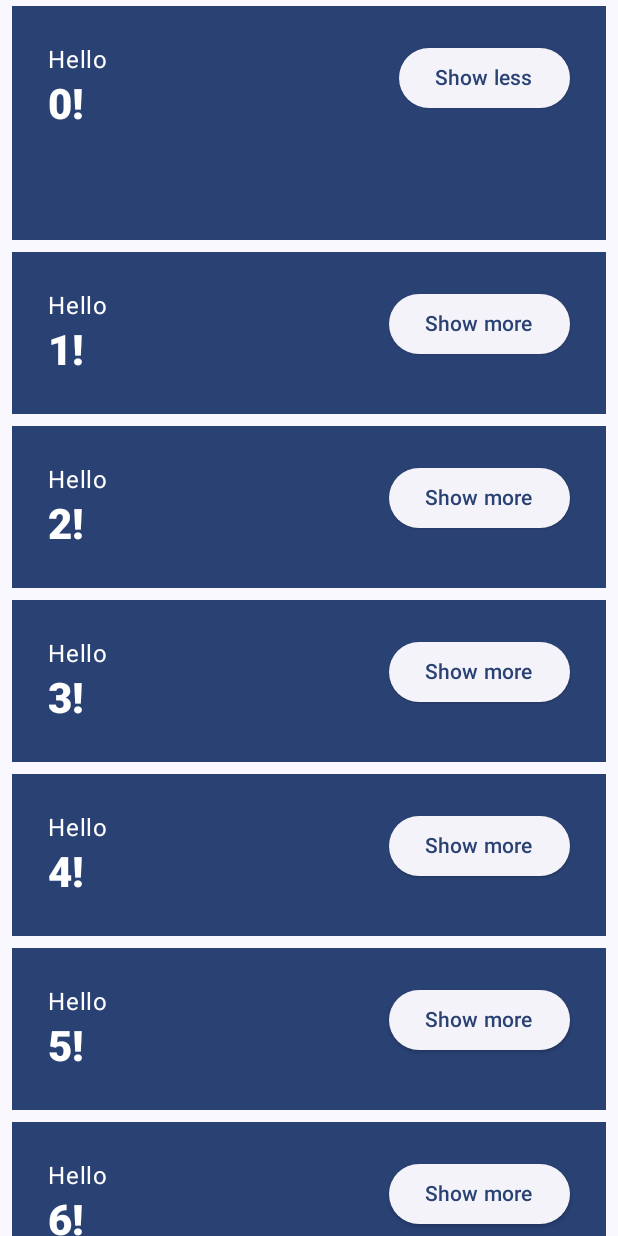
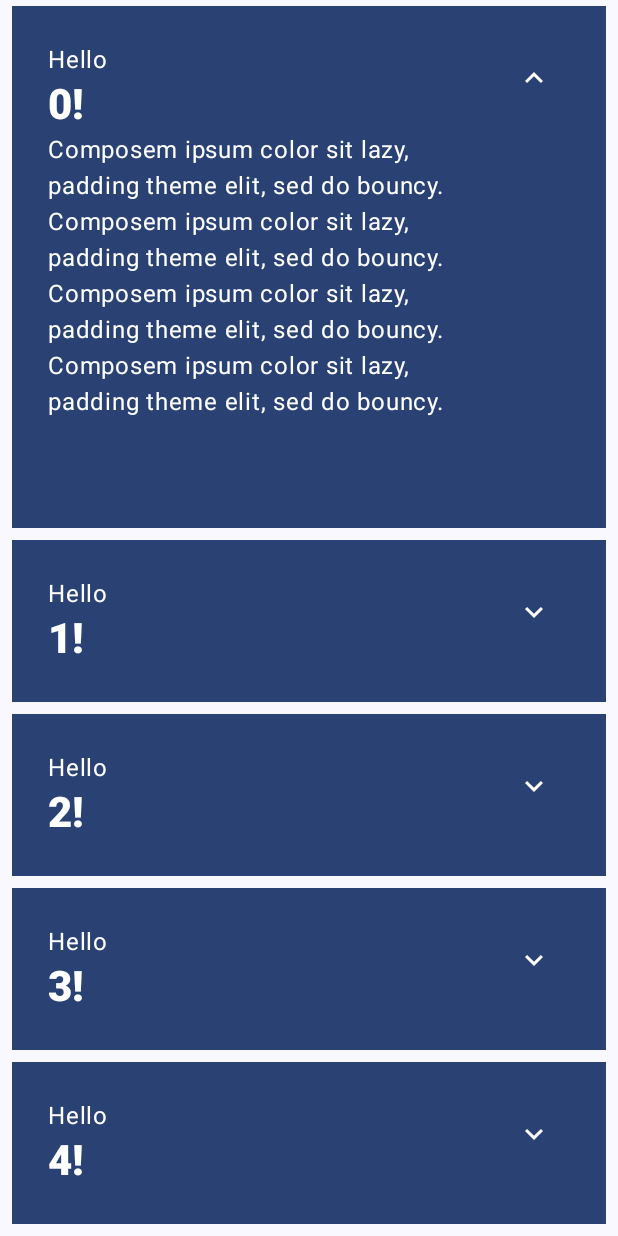
Before and after one commit to profe-givox/TI2A-PROGR-MOVILI-AD2024, an Android app built with Jetpack Compose: the screen it shows after launch (MainActivity), after a tap on "Show more", on a phone screen of 412 x 824 dp. Run offline under Robolectric (Android 15) with nearby library versions, the phone set to English and light mode, and no system bars; 1 other tap on this screen came first.

Commit message:
Se adicionaron icones Se obtienes las cadenas del archivo strings Y se configuro para soporte a multiples idiomas

```diff
--- a/MiHolaMundo/app/src/main/java/net/ivanvega/miholamundo/MainActivity.kt
+++ b/MiHolaMundo/app/src/main/java/net/ivanvega/miholamundo/MainActivity.kt
@@ -17,8 +17,13 @@ import androidx.compose.foundation.layout.fillMaxWidth
 import androidx.compose.foundation.layout.padding
 import androidx.compose.foundation.lazy.LazyColumn
 import androidx.compose.foundation.lazy.items
+import androidx.compose.material.icons.Icons
+import androidx.compose.material.icons.filled.ExpandLess
+import androidx.compose.material.icons.filled.ExpandMore
 import androidx.compose.material3.Button
 import androidx.compose.material3.ElevatedButton
+import androidx.compose.material3.Icon
+import androidx.compose.material3.IconButton
 import androidx.compose.material3.MaterialTheme
 import androidx.compose.material3.Scaffold
 import androidx.compose.material3.Surface
@@ -33,6 +38,7 @@ import androidx.compose.runtime.setValue
 import androidx.compose.ui.Alignment
 import androidx.compose.ui.Modifier
 import androidx.compose.ui.focus.focusModifier
+import androidx.compose.ui.res.stringResource
 import androidx.compose.ui.text.font.FontWeight
 import androidx.compose.ui.tooling.preview.Preview
 import androidx.compose.ui.unit.coerceAtLeast
@@ -65,7 +71,7 @@ fun OnboardingScreen (modifier: Modifier = Modifier,
         verticalArrangement = Arrangement.Center,
         horizontalAlignment = Alignment.CenterHorizontally
         ) {
-        Text(text = "Welcome to de basic compose lab")
+        Text(text = stringResource(R.string.welcome_to_de_basic_compose_lab))
         Button(modifier = Modifier.padding(vertical = 24.dp) ,
             onClick = onContinueClick
            ) {
@@ -127,15 +133,29 @@ fun Greeting(name: String, modifier: Modifier = Modifier) {
                             fontWeight = FontWeight.ExtraBold
                         )
                     )
+                if (expanded) {
+                    Text(
+                        text = ("Composem ipsum color sit lazy, " +
+                                "padding theme elit, sed do bouncy. ").repeat(4),
+                    )
+                }
             }
-            ElevatedButton(
+            val contentDescription = if (expanded) stringResource(R.string.show_less) else stringResource(
+                R.string.show_more
+            )
+            IconButton(onClick = { expanded = !expanded }) {
+                Icon(
+                    imageVector = if (expanded) Icons.Filled.ExpandLess else Icons.Filled.ExpandMore
+                    , contentDescription = contentDescription)
+            }
+            /*ElevatedButton(
                 onClick = {
                     expanded = !expanded
                 }
             )
             {
                 Text(text = if (expanded) "Show less" else "Show more"  )
-            }
+            }*/
         }
 
 
@@ -164,11 +184,7 @@ fun MyApp(modifier: Modifier = Modifier,
             Greetings(modifier = modifier)
         }
     }
-
-
     //OnboardingScreen()
-
-
 }
 
 @Preview(
--- a/MiHolaMundo/app/src/main/java/net/ivanvega/miholamundo/ui/theme/Theme.kt
+++ b/MiHolaMundo/app/src/main/java/net/ivanvega/miholamundo/ui/theme/Theme.kt
@@ -1,5 +1,6 @@
 package net.ivanvega.miholamundo.ui.theme
 
+import android.app.Activity
 import android.os.Build
 import androidx.compose.foundation.isSystemInDarkTheme
 import androidx.compose.material3.MaterialTheme
@@ -9,11 +10,16 @@ import androidx.compose.material3.dynamicDarkColorScheme
 import androidx.compose.material3.dynamicLightColorScheme
 import androidx.compose.runtime.Composable
 import androidx.compose.runtime.Immutable
+import androidx.compose.runtime.SideEffect
 import androidx.compose.ui.graphics.Color
+import androidx.compose.ui.graphics.toArgb
+
 import androidx.compose.ui.platform.LocalContext
+import androidx.compose.ui.platform.LocalView
+import androidx.core.view.ViewCompat
 
 
- val lightScheme = lightColorScheme(
+val lightScheme = lightColorScheme(
     primary = primaryLight,
     onPrimary = onPrimaryLight,
     primaryContainer = primaryContainerLight,
@@ -269,6 +275,14 @@ fun MiHolaMundoTheme(
       darkTheme -> darkScheme
       else -> lightScheme
   }
+   val view = LocalView.current
+   if(!view.isInEditMode){
+       SideEffect {
+           (view.context as Activity).window.statusBarColor = colorScheme.primary.toArgb()
+           ViewCompat.getWindowInsetsController(view)?.isAppearanceLightStatusBars = darkTheme
+
+       }
+   }
 
   MaterialTheme(
     colorScheme = colorScheme,
--- a/MiHolaMundo/app/src/main/res/values/strings.xml
+++ b/MiHolaMundo/app/src/main/res/values/strings.xml
@@ -1,3 +1,6 @@
 <resources>
-    <string name="app_name">MiHolaMundo</string>
+    <string name="app_name">MiHolaMundo English</string>
+    <string name="show_less">Show less</string>
+    <string name="show_more">Show more</string>
+    <string name="welcome_to_de_basic_compose_lab">Welcome to de basic compose lab</string>
 </resources>
```
Also changed, not shown: 1 other file.
